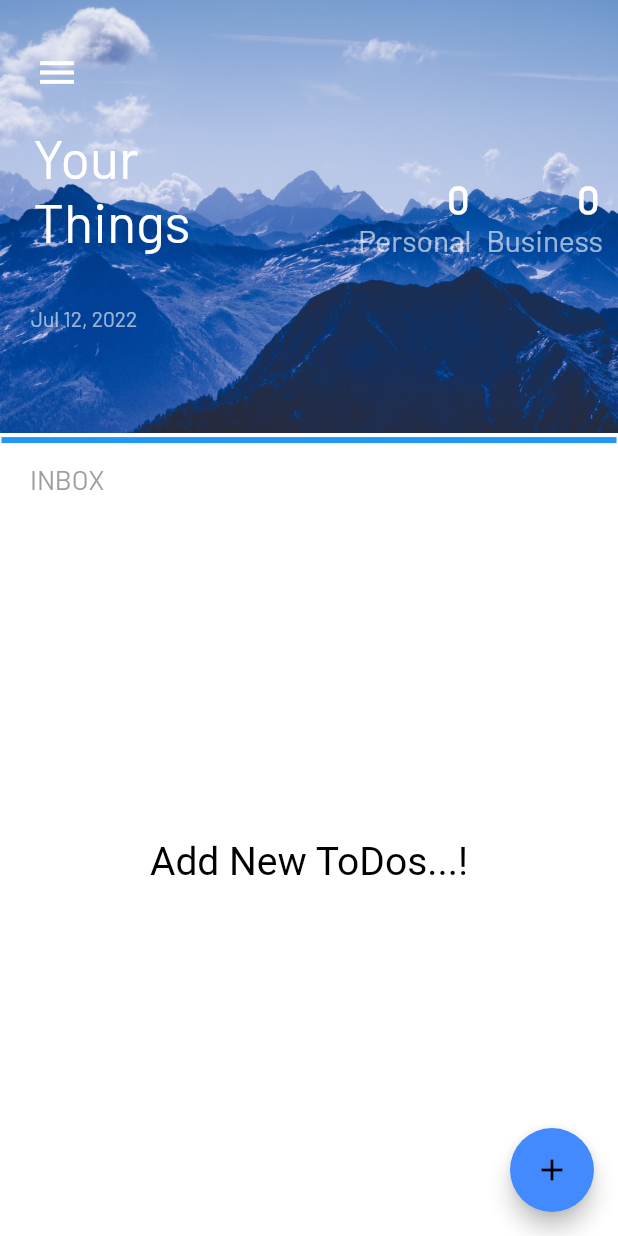
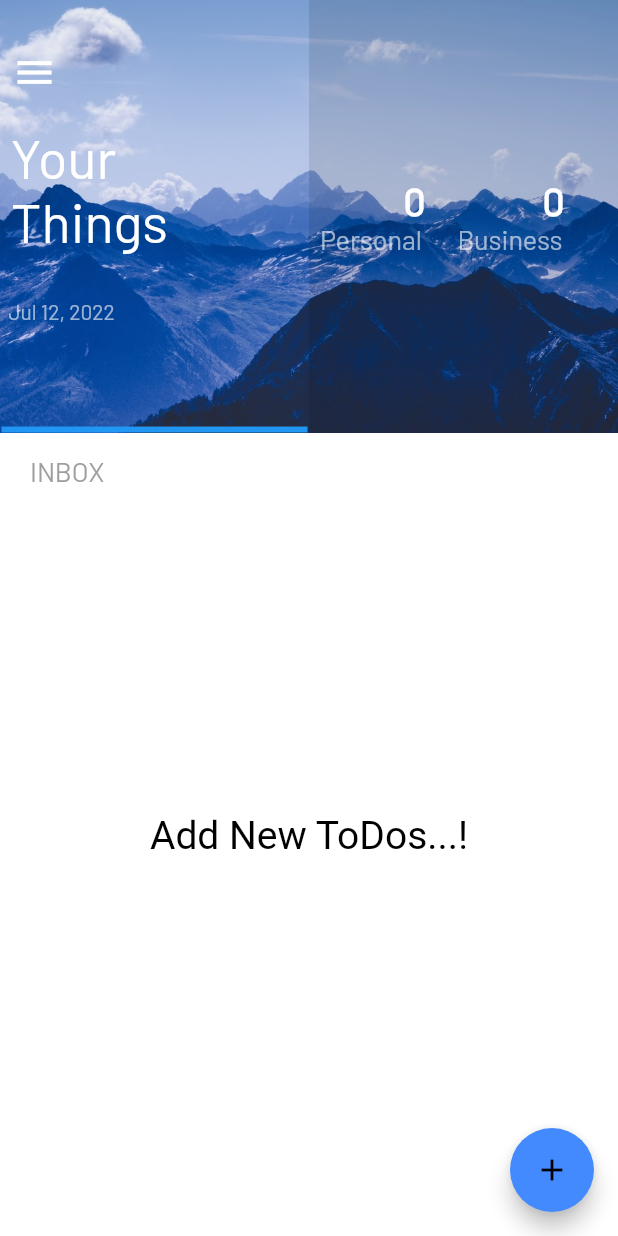
Before and after one commit to ks-vignesh/Flutter-Projects, a Flutter app: the NavigationDrawer widget shown alone on an empty page, opened directly with empty values, after a tap on "TodoList Home", on a phone screen of 412 x 824 dp. Run offline on Flutter 3.47's test engine with Material 2 defaults, Android fonts, the phone set to English and light mode, and no system bars; our stand-ins replace cloud_firestore, firebase_auth, firebase_core, google_sign_in; accounts and stored records are empty.

Commit message:
UI changes

```diff
--- a/lib/main.dart
+++ b/lib/main.dart
@@ -14,8 +14,8 @@ class MyApp extends StatelessWidget {
   @override
   Widget build(BuildContext context) {
     // adding Todo Service at top
-    return ChangeNotifierProvider<TodoService>.value(
-      value: TodoService(),
+    return ChangeNotifierProvider<TodoService>(
+      create: (context) => TodoService(context),
       child: MaterialApp(
         title: 'Todo List',
         debugShowCheckedModeBanner: false,
--- a/lib/screens/todo_list_home.dart
+++ b/lib/screens/todo_list_home.dart
@@ -1,3 +1,5 @@
+import 'dart:ui';
+
 import 'package:cloud_firestore/cloud_firestore.dart';
 import 'package:flutter/cupertino.dart';
 import 'package:flutter/material.dart';
@@ -28,7 +30,6 @@ class _ToDoListHomePageState extends State<ToDoListHomePage> {
 
   @override
   void initState() {
-    TodoService().getTodoLength().toString();
     _toDos = FirebaseFirestore.instance.collection(
         Constants.FIREBASEDBNAME + '_' + widget.userEmailAddressforID);
 
@@ -39,6 +40,7 @@ class _ToDoListHomePageState extends State<ToDoListHomePage> {
         .get()
         .then((val) {
       if (val.docs.length > 0) {
+        TodoService(context).todos.clear();
         for (int i = 0; i < val.docs.length; i++) {
           if (val.docs[i].get(Constants.CATEGORY) == Constants.BUSINESS) {
             businessCount++;
@@ -106,24 +108,36 @@ class _ToDoListHomePageState extends State<ToDoListHomePage> {
     setState(() {});
   }
 
-  @override
-  Widget build(BuildContext context) {
-    return Scaffold(
-      // Using StreamBuilder to display all products from Firestore in real-time
-      resizeToAvoidBottomInset: false,
-      backgroundColor: Colors.white,
-      key: scaffoldKey,
-      drawer: NavigationDrawer(user: widget.user),
-      body: Container(
-        child: Column(
-          children: [
-            Container(
+  getHeaderPartofUIScreen() {
+    return Container(
       height: MediaQuery.of(context).size.height * 0.35,
-              padding: EdgeInsets.fromLTRB(15, 0, 10, 0),
+      child: new Stack(
+        fit: StackFit.expand,
+        children: <Widget>[
+          new Image.asset(
+            'assets/todo_home.jpg',
+            fit: BoxFit.fitHeight,
+          ),
+          Positioned(
+            bottom: MediaQuery.of(context).size.height * 0.04,
+            left: 0,
+            right: MediaQuery.of(context).size.width * 0.50,
+            top: 0,
+            child: Container(
+              width: MediaQuery.of(context).size.width * 0.50,
+              //height: MediaQuery.of(context).size.width * 0.40,
+              // color: Colors.black.withOpacity(0.1),
+              child: BackdropFilter(
+                filter: new ImageFilter.blur(
+                  sigmaX: 0.0,
+                  sigmaY: 0.0,
+                ),
+                child: Container(
+                  // width: MediaQuery.of(context).size.width * 0.50,
+                  color: Colors.transparent,
                   child: Row(
                     children: [
-                  Container(
-                    child: Column(
+                      Column(
                         crossAxisAlignment: CrossAxisAlignment.start,
                         children: [
                           SizedBox(
@@ -161,7 +175,7 @@ class _ToDoListHomePageState extends State<ToDoListHomePage> {
                             ),
                           ),
                           SizedBox(
-                          height: 35,
+                            height: 30,
                           ),
                           Text(
                             "  " +
@@ -177,14 +191,40 @@ class _ToDoListHomePageState extends State<ToDoListHomePage> {
                           ),
                         ],
                       ),
+                    ],
                   ),
-                  Spacer(),
+                ),
+              ),
+            ),
+          ),
+          Positioned(
+            bottom: 0,
+            left: MediaQuery.of(context).size.width * 0.50,
+            right: 0,
+            top: 0,
+            child: Container(
+              width: MediaQuery.of(context).size.width * 0.50,
+              height: MediaQuery.of(context).size.width * 0.40,
+              color: Colors.black.withOpacity(0.1),
+              child: BackdropFilter(
+                filter: new ImageFilter.blur(
+                  sigmaX: 0.0,
+                  sigmaY: 0.0,
+                ),
+                child: Container(
+                  // width: MediaQuery.of(context).size.width * 0.50,
+                  color: Colors.transparent,
+                  child: Row(
+                    children: [
                       Column(
                         mainAxisAlignment: MainAxisAlignment.center,
                         crossAxisAlignment: CrossAxisAlignment.end,
                         children: [
                           Row(
                             children: [
+                              SizedBox(
+                                width: 5,
+                              ),
                               Column(
                                 children: [
                                   Row(
@@ -207,7 +247,7 @@ class _ToDoListHomePageState extends State<ToDoListHomePage> {
                                     'Personal',
                                     style: TextStyle(
                                       fontFamily: "Barlow",
-                                  fontSize: 20,
+                                      fontSize: 18,
                                       color: Colors.white60,
                                       fontWeight: FontWeight.w400,
                                     ),
@@ -215,7 +255,7 @@ class _ToDoListHomePageState extends State<ToDoListHomePage> {
                                 ],
                               ),
                               SizedBox(
-                            width: 10,
+                                width: 20,
                               ),
                               Column(
                                 children: [
@@ -239,12 +279,15 @@ class _ToDoListHomePageState extends State<ToDoListHomePage> {
                                     'Business',
                                     style: TextStyle(
                                       fontFamily: "Barlow",
-                                  fontSize: 20,
+                                      fontSize: 18,
                                       color: Colors.white60,
                                       fontWeight: FontWeight.w400,
                                     ),
                                   ),
                                 ],
+                              ),
+                              SizedBox(
+                                width: 3,
                               ),
                             ],
                           )
@@ -252,15 +295,16 @@ class _ToDoListHomePageState extends State<ToDoListHomePage> {
                       )
                     ],
                   ),
-              decoration: BoxDecoration(
-                color: Colors.blue,
-                image: DecorationImage(
-                  fit: BoxFit.fill,
-                  image: AssetImage('assets/todo_home.jpg'),
                 ),
               ),
             ),
-            SizedBox(
+          ),
+          Positioned(
+            bottom: 0,
+            left: 0,
+            right: MediaQuery.of(context).size.width * 0.50,
+            top: MediaQuery.of(context).size.height * 0.345,
+            child: SizedBox(
               height: 10.0,
               child: new Center(
                 child: new Container(
@@ -270,8 +314,25 @@ class _ToDoListHomePageState extends State<ToDoListHomePage> {
                 ),
               ),
             ),
+          )
+        ],
+      ),
+    );
+  }
+
+  @override
+  Widget build(BuildContext context) {
+    return Scaffold(
+      // Using StreamBuilder to display all products from Firestore in real-time
+      resizeToAvoidBottomInset: false,
+      backgroundColor: Colors.white,
+      key: scaffoldKey,
+      drawer: NavigationDrawer(user: widget.user),
+      body: Column(
+        children: [
+          getHeaderPartofUIScreen(),
           Container(
-              margin: EdgeInsets.fromLTRB(20, 10, 10, 5),
+            margin: EdgeInsets.fromLTRB(20, 15, 10, 5),
             alignment: Alignment.centerLeft,
             child: Text(
               "INBOX",
@@ -283,9 +344,10 @@ class _ToDoListHomePageState extends State<ToDoListHomePage> {
               ),
             ),
           ),
-            Container(
+          SingleChildScrollView(
+            child: Container(
               margin: EdgeInsets.fromLTRB(5, 0, 5, 0),
-              height: MediaQuery.of(context).size.height * 0.58,
+              height: MediaQuery.of(context).size.height * 0.55,
               child: StreamBuilder(
                 stream: _toDos.snapshots(),
                 builder:
@@ -478,14 +540,14 @@ class _ToDoListHomePageState extends State<ToDoListHomePage> {
                               ),
                             ),
                           );
-                  }else{
+                  } else {
                     return Container();
                   }
                 },
               ),
             ),
+          ),
         ],
-        ),
       ),
       // Add new product
       floatingActionButton: FloatingActionButton(
--- a/lib/services/todo_service.dart
+++ b/lib/services/todo_service.dart
@@ -8,26 +8,21 @@ import '../utils/Constants.dart';
 class TodoService with ChangeNotifier {
   List<Todo> todos = [];
   FirebaseFirestore firebaseFirestore = FirebaseFirestore.instance;
+  BuildContext context;
 
-  clearTodos([BuildContext? context]) {
+  TodoService(this.context);
+
+  clearTodos() {
     //while closing app clear the object
-    print("todos object lenght=" + todos.length.toString());
     todos.clear();
-    Provider.of<TodoService>(context!, listen: false).dispose();
-    print("todos object cleared");
-    print("todos object lenght=" + todos.length.toString());
+    Provider.of<TodoService>(context, listen: false).dispose();
     notifyListeners();
-  }
-
-  getTodoLength() {
-    print("get to do length=" + todos.length.toString());
   }
 
   addTodo(Todo todo, String emailAddress, bool isInitialLoad) async {
     if (isInitialLoad) {
       //while initial app launch if user has some todo's then this block will be executed
       todos.add(todo);
-      print("get to do length=" + todos.length.toString());
     } else {
       //Adding the todo
       await firebaseFirestore
--- a/lib/widgets/drawer.dart
+++ b/lib/widgets/drawer.dart
@@ -223,8 +223,7 @@ class _NavigationDrawerState extends State<NavigationDrawer> {
       child: Text("Yes"),
       onPressed: () async {
         await Future.delayed(Duration(seconds: 1));
-        TodoService().clearTodos(context);
-      //  Provider.of<TodoService>(context).dispose();
+        TodoService(context).clearTodos();
         await Authentication.signOut(context: context);
         Navigator.of(context).pushReplacement(_routeToSignInScreen());
       },
```
Lines whose indentation alone changed are shown as unchanged.
